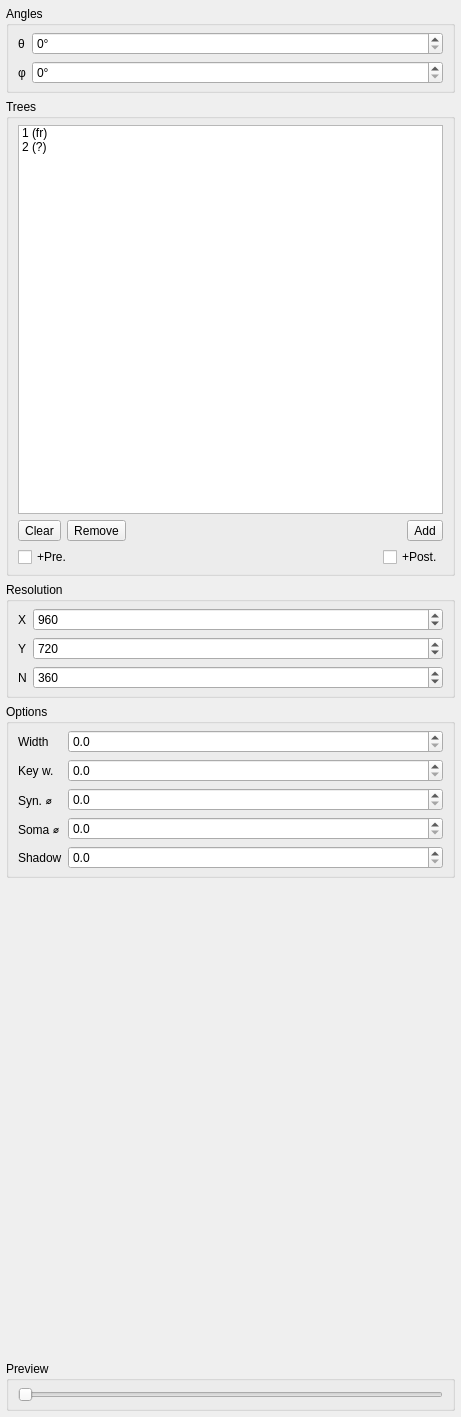
Qt form moviemaker/MMControls.ui (wagenadl/sbemviewer) before a commit.
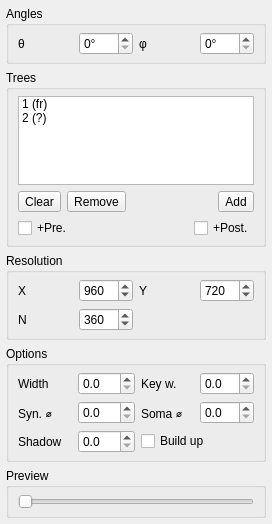
The same form after that commit.

Commit message: Preparation for buildup

```diff
--- a/moviemaker/MMControls.ui
+++ b/moviemaker/MMControls.ui
@@ -6,8 +6,8 @@
    <rect>
     <x>0</x>
     <y>0</y>
-    <width>461</width>
-    <height>1417</height>
+    <width>272</width>
+    <height>524</height>
    </rect>
   </property>
   <property name="windowTitle">
@@ -31,28 +31,21 @@
      <property name="title">
       <string>Angles</string>
      </property>
-     <layout class="QFormLayout" name="formLayout">
+     <layout class="QHBoxLayout" name="horizontalLayout">
       <property name="topMargin">
        <number>6</number>
       </property>
       <property name="bottomMargin">
        <number>6</number>
       </property>
-      <item row="1" column="0">
-       <widget class="QLabel" name="label">
-        <property name="text">
-         <string>φ</string>
-        </property>
-       </widget>
-      </item>
-      <item row="0" column="0">
+      <item>
        <widget class="QLabel" name="label_2">
         <property name="text">
          <string>θ</string>
         </property>
        </widget>
       </item>
-      <item row="0" column="1">
+      <item>
        <widget class="QSpinBox" name="theta">
         <property name="suffix">
          <string>°</string>
@@ -62,7 +55,14 @@
         </property>
        </widget>
       </item>
-      <item row="1" column="1">
+      <item>
+       <widget class="QLabel" name="label">
+        <property name="text">
+         <string>φ</string>
+        </property>
+       </widget>
+      </item>
+      <item>
        <widget class="QSpinBox" name="phi">
         <property name="suffix">
          <string>°</string>
@@ -215,24 +215,29 @@
      <property name="title">
       <string>Resolution</string>
      </property>
-     <layout class="QFormLayout" name="formLayout_2">
+     <layout class="QGridLayout" name="gridLayout">
       <property name="topMargin">
        <number>6</number>
       </property>
       <property name="bottomMargin">
        <number>6</number>
       </property>
-      <item row="1" column="0">
-       <widget class="QLabel" name="label_3">
-        <property name="text">
-         <string>Y</string>
+      <item row="3" column="1">
+       <widget class="QSpinBox" name="steps">
+        <property name="suffix">
+         <string/>
         </property>
-       </widget>
-      </item>
-      <item row="0" column="0">
-       <widget class="QLabel" name="label_4">
-        <property name="text">
-         <string>X</string>
+        <property name="minimum">
+         <number>90</number>
+        </property>
+        <property name="maximum">
+         <number>720</number>
+        </property>
+        <property name="singleStep">
+         <number>0</number>
+        </property>
+        <property name="value">
+         <number>360</number>
         </property>
        </widget>
       </item>
@@ -255,7 +260,28 @@
         </property>
        </widget>
       </item>
-      <item row="1" column="1">
+      <item row="0" column="0">
+       <widget class="QLabel" name="label_4">
+        <property name="text">
+         <string>X</string>
+        </property>
+       </widget>
+      </item>
+      <item row="0" column="2">
+       <widget class="QLabel" name="label_3">
+        <property name="text">
+         <string>Y</string>
+        </property>
+       </widget>
+      </item>
+      <item row="3" column="0">
+       <widget class="QLabel" name="label_10">
+        <property name="text">
+         <string>N</string>
+        </property>
+       </widget>
+      </item>
+      <item row="0" column="3">
        <widget class="QSpinBox" name="height">
         <property name="suffix">
          <string/>
@@ -274,32 +300,6 @@
         </property>
        </widget>
       </item>
-      <item row="2" column="1">
-       <widget class="QSpinBox" name="steps">
-        <property name="suffix">
-         <string/>
-        </property>
-        <property name="minimum">
-         <number>90</number>
-        </property>
-        <property name="maximum">
-         <number>720</number>
-        </property>
-        <property name="singleStep">
-         <number>0</number>
-        </property>
-        <property name="value">
-         <number>360</number>
-        </property>
-       </widget>
-      </item>
-      <item row="2" column="0">
-       <widget class="QLabel" name="label_10">
-        <property name="text">
-         <string>N</string>
-        </property>
-       </widget>
-      </item>
      </layout>
     </widget>
    </item>
@@ -308,24 +308,20 @@
      <property name="title">
       <string>Options</string>
      </property>
-     <layout class="QFormLayout" name="formLayout_3">
+     <layout class="QGridLayout" name="gridLayout_2">
       <property name="topMargin">
        <number>6</number>
       </property>
       <property name="bottomMargin">
        <number>6</number>
       </property>
-      <item row="0" column="0">
-       <widget class="QLabel" name="label_5">
-        <property name="text">
-         <string>Width</string>
+      <item row="2" column="1">
+       <widget class="QDoubleSpinBox" name="syndiam">
+        <property name="decimals">
+         <number>1</number>
         </property>
-       </widget>
-      </item>
-      <item row="1" column="0">
-       <widget class="QLabel" name="label_6">
-        <property name="text">
-         <string>Key w.</string>
+        <property name="maximum">
+         <double>40.000000000000000</double>
         </property>
        </widget>
       </item>
@@ -336,43 +332,17 @@
         </property>
        </widget>
       </item>
-      <item row="3" column="0">
+      <item row="2" column="2">
        <widget class="QLabel" name="label_8">
         <property name="text">
          <string>Soma ⌀</string>
         </property>
        </widget>
       </item>
-      <item row="3" column="1">
-       <widget class="QDoubleSpinBox" name="somadiam">
-        <property name="decimals">
-         <number>1</number>
-        </property>
-        <property name="maximum">
-         <double>40.000000000000000</double>
-        </property>
-       </widget>
-      </item>
-      <item row="2" column="1">
-       <widget class="QDoubleSpinBox" name="syndiam">
-        <property name="decimals">
-         <number>1</number>
-        </property>
-        <property name="maximum">
-         <double>40.000000000000000</double>
-        </property>
-       </widget>
-      </item>
-      <item row="1" column="1">
-       <widget class="QDoubleSpinBox" name="keywidth">
-        <property name="toolTip">
-         <string>Line width for key neurites</string>
-        </property>
-        <property name="decimals">
-         <number>1</number>
-        </property>
-        <property name="maximum">
-         <double>10.000000000000000</double>
+      <item row="0" column="0">
+       <widget class="QLabel" name="label_5">
+        <property name="text">
+         <string>Width</string>
         </property>
        </widget>
       </item>
@@ -389,6 +359,19 @@
         </property>
        </widget>
       </item>
+      <item row="0" column="3">
+       <widget class="QDoubleSpinBox" name="keywidth">
+        <property name="toolTip">
+         <string>Line width for key neurites</string>
+        </property>
+        <property name="decimals">
+         <number>1</number>
+        </property>
+        <property name="maximum">
+         <double>10.000000000000000</double>
+        </property>
+       </widget>
+      </item>
       <item row="4" column="0">
        <widget class="QLabel" name="label_9">
         <property name="text">
@@ -406,6 +389,30 @@
         </property>
        </widget>
       </item>
+      <item row="2" column="3">
+       <widget class="QDoubleSpinBox" name="somadiam">
+        <property name="decimals">
+         <number>1</number>
+        </property>
+        <property name="maximum">
+         <double>40.000000000000000</double>
+        </property>
+       </widget>
+      </item>
+      <item row="0" column="2">
+       <widget class="QLabel" name="label_6">
+        <property name="text">
+         <string>Key w.</string>
+        </property>
+       </widget>
+      </item>
+      <item row="4" column="2" colspan="2">
+       <widget class="QCheckBox" name="buildup">
+        <property name="text">
+         <string>Build up</string>
+        </property>
+       </widget>
+      </item>
      </layout>
     </widget>
    </item>
```
The commit also changes 1 other file.
